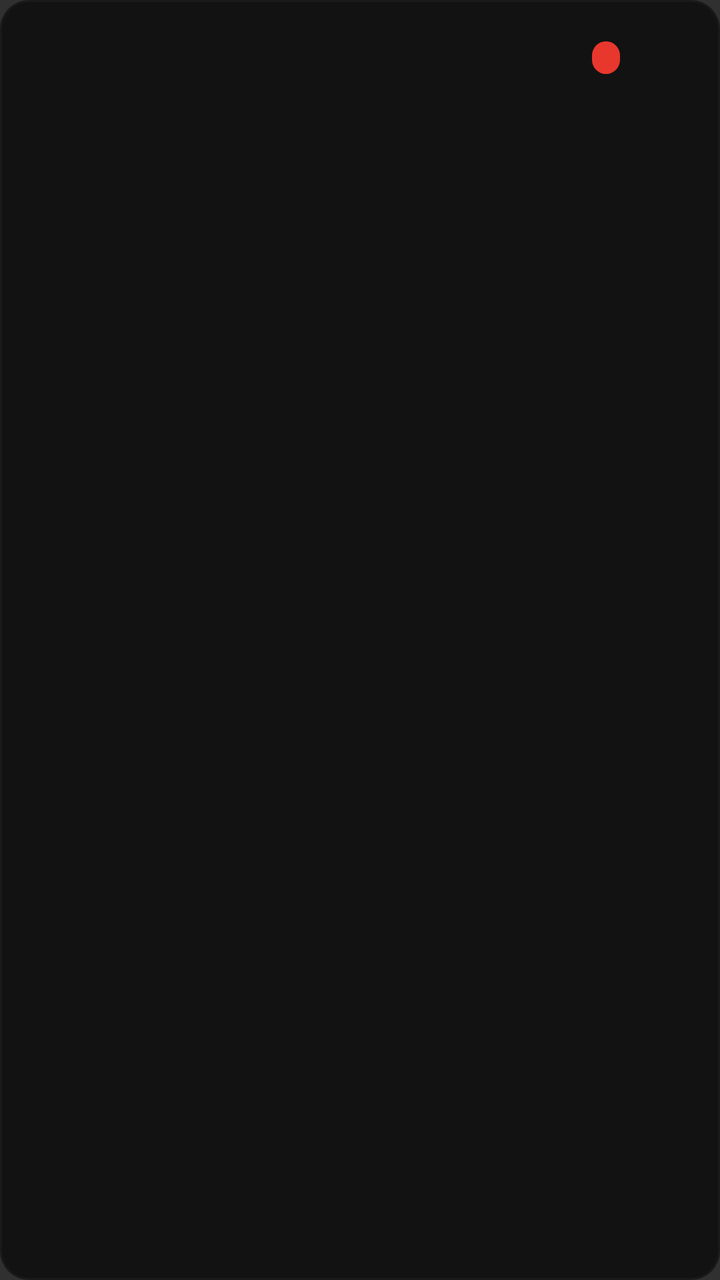
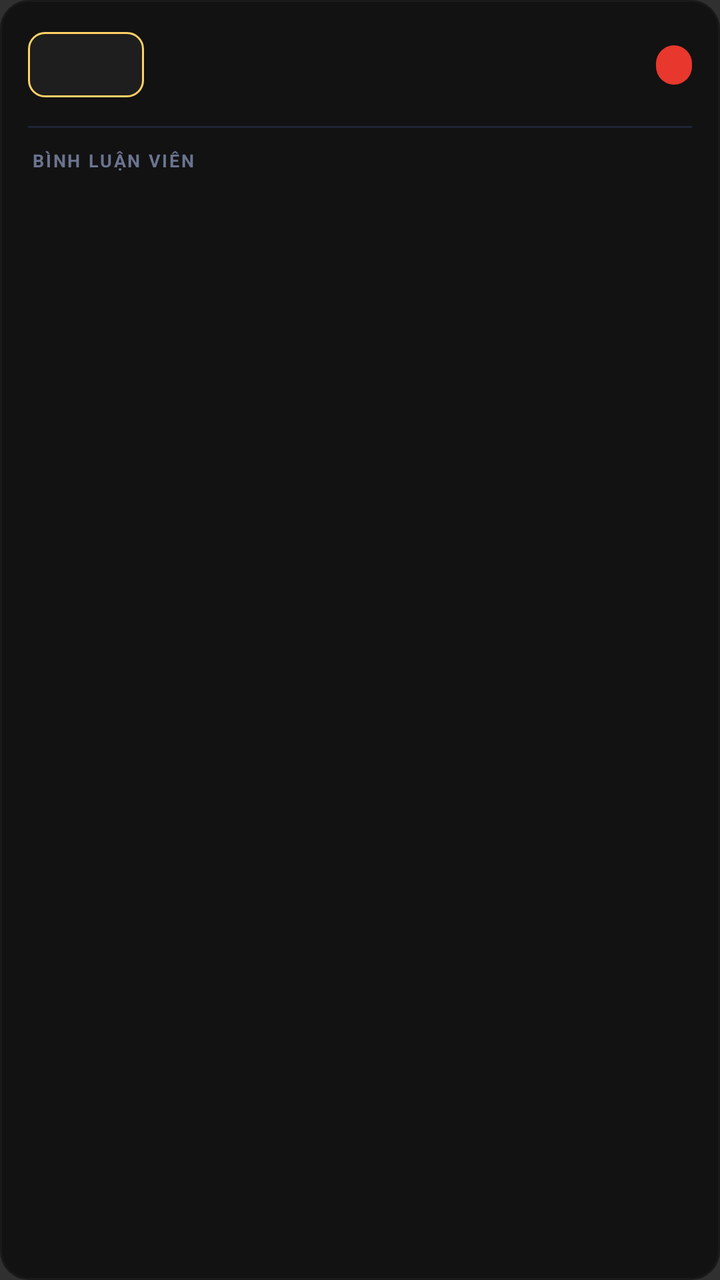

Screens rendered from an Android XML layout before and after an edit, with the pre-edit source and the edit as a unified diff.
<!-- AndroidManifest.xml: application theme Theme.AppCompat.NoActionBar -->
<!-- res/layout/item_schedule_match.xml -->
<?xml version="1.0" encoding="utf-8"?>
<LinearLayout xmlns:android="http://schemas.android.com/apk/res/android"
    android:layout_width="match_parent"
    android:layout_height="wrap_content"
    android:orientation="vertical"
    android:padding="12dp"
    android:layout_margin="5dp"
    android:background="@drawable/card_bg">

    <LinearLayout
        android:layout_width="match_parent"
        android:layout_height="wrap_content"
        android:orientation="horizontal"
        android:gravity="center_vertical">

        <TextView
            android:id="@+id/matchTime"
            android:layout_width="wrap_content"
            android:layout_height="wrap_content"
            android:minWidth="46dp"
            android:gravity="center"
            android:textColor="#FFD166"
            android:textSize="14sp"
            android:textStyle="bold" />

        <ImageView
            android:id="@+id/hostIcon"
            android:layout_width="30dp"
            android:layout_height="30dp"
            android:layout_marginLeft="8dp"
            android:scaleType="fitCenter"
            android:contentDescription="@string/app_name" />

        <LinearLayout
            android:layout_width="0dp"
            android:layout_weight="1"
            android:layout_height="wrap_content"
            android:orientation="vertical"
            android:paddingLeft="10dp"
            android:paddingRight="10dp">

            <TextView
                android:id="@+id/matchName"
                android:layout_width="match_parent"
                android:layout_height="wrap_content"
                android:textColor="#F2F5FA"
                android:textSize="14sp"
                android:ellipsize="end"
                android:maxLines="1" />

            <TextView
                android:id="@+id/matchLeague"
                android:layout_width="match_parent"
                android:layout_height="wrap_content"
                android:textColor="#8890A6"
                android:textSize="11sp"
                android:ellipsize="end"
                android:maxLines="1" />
        </LinearLayout>

        <TextView
            android:id="@+id/statusBadge"
            android:layout_width="wrap_content"
            android:layout_height="wrap_content"
            android:textSize="9sp"
            android:textStyle="bold"
            android:background="@drawable/badge_live"
            android:paddingLeft="7dp"
            android:paddingRight="7dp"
            android:paddingTop="2dp"
            android:paddingBottom="2dp" />

        <ImageView
            android:id="@+id/guestIcon"
            android:layout_width="30dp"
            android:layout_height="30dp"
            android:layout_marginLeft="8dp"
            android:scaleType="fitCenter"
            android:contentDescription="@string/app_name" />
    </LinearLayout>

    <LinearLayout
        android:id="@+id/anchorRow"
        android:layout_width="match_parent"
        android:layout_height="wrap_content"
        android:orientation="horizontal"
        android:layout_marginTop="8dp" />
</LinearLayout>
<!-- resources referenced by this layout -->
<resources>
  <!-- drawable badge_live (drawable) -->
  <?xml version="1.0" encoding="utf-8"?>
  <shape xmlns:android="http://schemas.android.com/apk/res/android" android:shape="rectangle">
      <solid android:color="#E6FF3B30" />
      <corners android:radius="9dp" />
  </shape>
  <!-- drawable card_bg (drawable) -->
  <?xml version="1.0" encoding="utf-8"?>
  <selector xmlns:android="http://schemas.android.com/apk/res/android">
      
      <item android:state_focused="true">
          <shape>
              <gradient android:angle="0" android:startColor="#1A1F2E" android:endColor="#141414" />
              <corners android:radius="14dp" />
              <stroke android:width="2dp" android:color="#4CC9F0" />
          </shape>
      </item>
      <item android:state_pressed="true">
          <shape>
              <solid android:color="#1A1F2E" />
              <corners android:radius="14dp" />
              <stroke android:width="2dp" android:color="#7C5CFF" />
          </shape>
      </item>
      <item>
          <shape>
              <solid android:color="#121212" />
              <corners android:radius="14dp" />
              <stroke android:width="1dp" android:color="#1A1A1A" />
          </shape>
      </item>
  </selector>
  <string name="app_name">KênhLive</string>
</resources>

<!-- the commit's change to res/layout/item_schedule_match.xml (unified diff, before → after) -->
@@ -3,31 +3,38 @@
     android:layout_width="match_parent"
     android:layout_height="wrap_content"
     android:orientation="vertical"
-    android:padding="12dp"
-    android:layout_margin="5dp"
+    android:padding="14dp"
+    android:layout_margin="6dp"
     android:background="@drawable/card_bg">
 
+    
     <LinearLayout
         android:layout_width="match_parent"
         android:layout_height="wrap_content"
         android:orientation="horizontal"
         android:gravity="center_vertical">
 
+        
         <TextView
             android:id="@+id/matchTime"
             android:layout_width="wrap_content"
             android:layout_height="wrap_content"
-            android:minWidth="46dp"
+            android:minWidth="58dp"
             android:gravity="center"
             android:textColor="#FFD166"
-            android:textSize="14sp"
-            android:textStyle="bold" />
+            android:textSize="17sp"
+            android:textStyle="bold"
+            android:background="@drawable/time_pill"
+            android:paddingLeft="10dp"
+            android:paddingRight="10dp"
+            android:paddingTop="5dp"
+            android:paddingBottom="5dp" />
 
         <ImageView
             android:id="@+id/hostIcon"
-            android:layout_width="30dp"
-            android:layout_height="30dp"
-            android:layout_marginLeft="8dp"
+            android:layout_width="26dp"
+            android:layout_height="26dp"
+            android:layout_marginLeft="12dp"
             android:scaleType="fitCenter"
             android:contentDescription="@string/app_name" />
 
@@ -37,52 +44,85 @@
             android:layout_height="wrap_content"
             android:orientation="vertical"
             android:paddingLeft="10dp"
-            android:paddingRight="10dp">
+            android:paddingRight="10dp"
+            android:gravity="center_vertical">
 
             <TextView
                 android:id="@+id/matchName"
                 android:layout_width="match_parent"
                 android:layout_height="wrap_content"
-                android:textColor="#F2F5FA"
-                android:textSize="14sp"
+                android:textColor="#FFFFFF"
+                android:textSize="15sp"
+                android:textStyle="bold"
                 android:ellipsize="end"
                 android:maxLines="1" />
 
             <TextView
                 android:id="@+id/matchLeague"
-                android:layout_width="match_parent"
+                android:layout_width="wrap_content"
                 android:layout_height="wrap_content"
+                android:layout_marginTop="2dp"
                 android:textColor="#8890A6"
                 android:textSize="11sp"
                 android:ellipsize="end"
                 android:maxLines="1" />
         </LinearLayout>
 
+        <ImageView
+            android:id="@+id/guestIcon"
+            android:layout_width="26dp"
+            android:layout_height="26dp"
+            android:layout_marginRight="8dp"
+            android:scaleType="fitCenter"
+            android:contentDescription="@string/app_name" />
+
         <TextView
             android:id="@+id/statusBadge"
             android:layout_width="wrap_content"
             android:layout_height="wrap_content"
+            android:textSize="10sp"
+            android:textStyle="bold"
+            android:background="@drawable/badge_live"
+            android:paddingLeft="9dp"
+            android:paddingRight="9dp"
+            android:paddingTop="3dp"
+            android:paddingBottom="3dp" />
+    </LinearLayout>
+
+    
+    <LinearLayout
+        android:layout_width="match_parent"
+        android:layout_height="wrap_content"
+        android:orientation="vertical"
+        android:layout_marginTop="12dp">
+        <View
+            android:layout_width="match_parent"
+            android:layout_height="1dp"
+            android:background="#1E2436"
+            android:layout_marginBottom="10dp" />
+
+        <TextView
+            android:layout_width="wrap_content"
+            android:layout_height="wrap_content"
+            android:text="BÌNH LUẬN VIÊN"
+            android:textColor="#6B7490"
             android:textSize="9sp"
             android:textStyle="bold"
-            android:background="@drawable/badge_live"
-            android:paddingLeft="7dp"
-            android:paddingRight="7dp"
-            android:paddingTop="2dp"
-            android:paddingBottom="2dp" />
+            android:letterSpacing="0.1"
+            android:paddingLeft="2dp"
+            android:paddingBottom="8dp" />
 
-        <ImageView
-            android:id="@+id/guestIcon"
-            android:layout_width="30dp"
-            android:layout_height="30dp"
-            android:layout_marginLeft="8dp"
-            android:scaleType="fitCenter"
-            android:contentDescription="@string/app_name" />
+        <HorizontalScrollView
+            android:layout_width="match_parent"
+            android:layout_height="wrap_content"
+            android:scrollbars="none"
+            android:clipToPadding="false">
+
+            <LinearLayout
+                android:id="@+id/anchorRow"
+                android:layout_width="wrap_content"
+                android:layout_height="wrap_content"
+                android:orientation="horizontal" />
+        </HorizontalScrollView>
     </LinearLayout>
-
-    <LinearLayout
-        android:id="@+id/anchorRow"
-        android:layout_width="match_parent"
-        android:layout_height="wrap_content"
-        android:orientation="horizontal"
-        android:layout_marginTop="8dp" />
 </LinearLayout>
<!-- resource entries referenced after the edit -->
@@ -32,6 +32,13 @@
           </shape>
       </item>
   </selector>
+  <!-- drawable time_pill (drawable) -->
+  <?xml version="1.0" encoding="utf-8"?>
+  <shape xmlns:android="http://schemas.android.com/apk/res/android" android:shape="rectangle">
+      <solid android:color="#1E1E1E" />
+      <stroke android:width="1dp" android:color="#FFD166" />
+      <corners android:radius="8dp" />
+  </shape>
   <string name="app_name">KênhLive</string>
 </resources>
 
